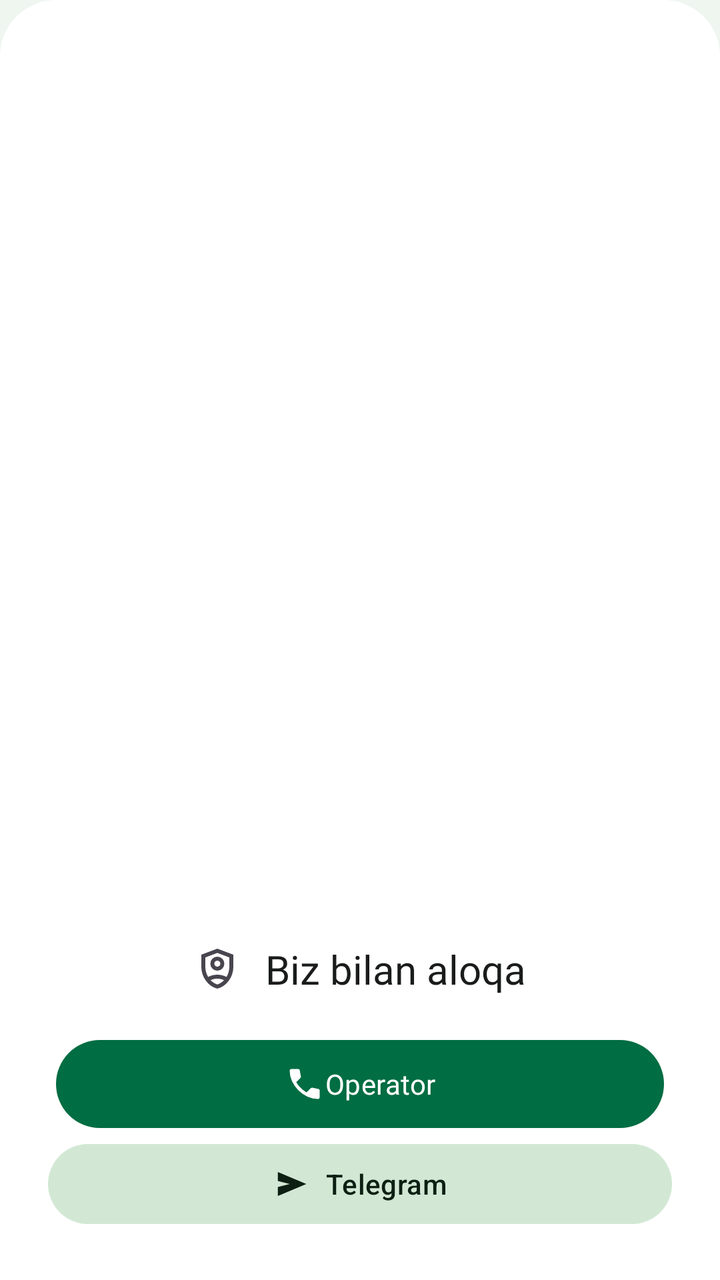
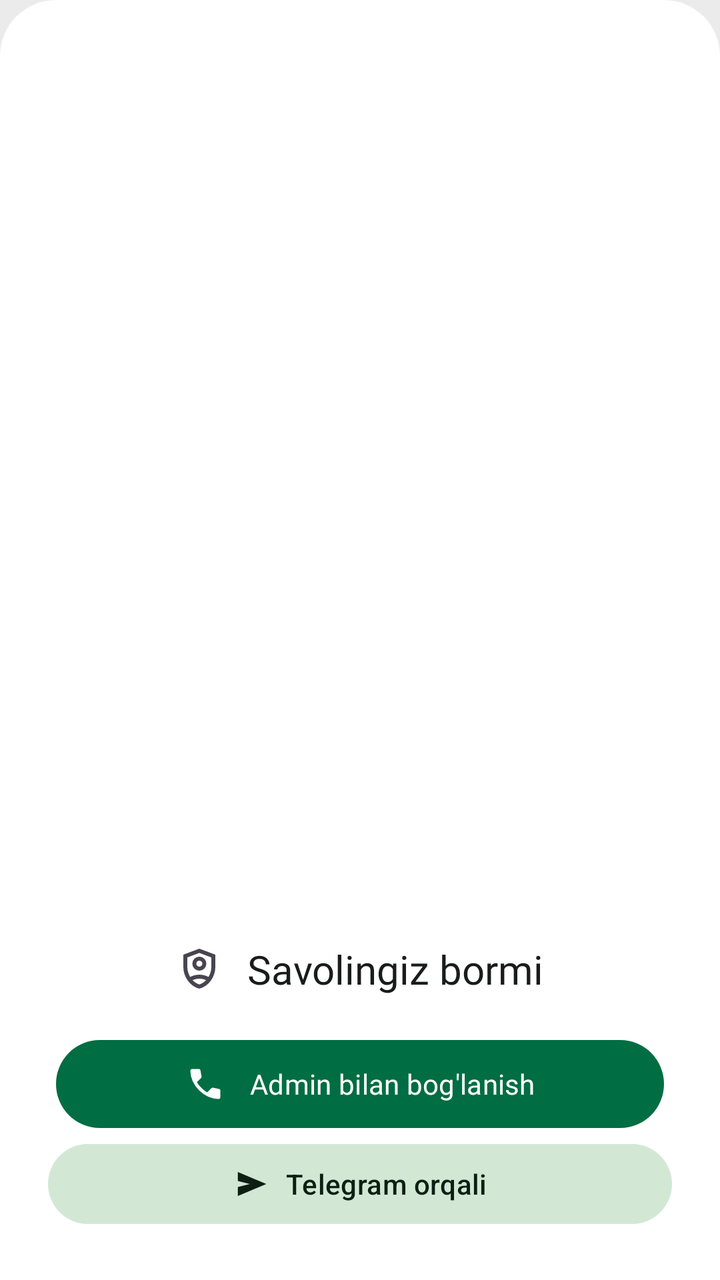

Before-and-after screenshots of an Android layout around one commit, followed by the original layout XML and the change that was made.
<!-- AndroidManifest.xml: application theme Theme.Ozamiz -->
<!-- res/layout/support_sheet.xml -->
<?xml version="1.0" encoding="utf-8"?>
<layout xmlns:android="http://schemas.android.com/apk/res/android"
    xmlns:app="http://schemas.android.com/apk/res-auto">

    <data>

    </data>

    <androidx.constraintlayout.widget.ConstraintLayout
        android:layout_width="match_parent"
        android:background="@drawable/bg_bottom_sheet_top_rounded"
        android:backgroundTint="?colorSurfaceContainerLowest"
        android:layout_height="wrap_content">

        <LinearLayout
            android:id="@+id/phone_View"
            android:layout_width="match_parent"
            android:layout_height="wrap_content"
            android:orientation="vertical"
            android:paddingHorizontal="@dimen/dimen_24"
            android:paddingVertical="@dimen/dimen_24"
            android:clipToPadding="false"
            app:layout_constraintBottom_toBottomOf="parent"
            app:layout_constraintEnd_toEndOf="parent"
            app:layout_constraintStart_toStartOf="parent">

            <TextView
                android:id="@+id/boglanish"
                android:layout_width="wrap_content"
                android:layout_height="wrap_content"
                android:text="Biz bilan aloqa"
                android:drawableStart="@drawable/admin_ic"
                android:drawablePadding="@dimen/dimen_12"
                android:layout_gravity="center_horizontal"
                style="@style/Title2_20"
                android:layout_marginBottom="@dimen/dimen_18"
                android:textColor="?colorOnSurface" />

            <com.google.android.material.button.MaterialButton
                android:id="@+id/callview"
                style="@style/FilledButton"
                android:layout_width="match_parent"
                android:layout_height="wrap_content"
                android:layout_gravity="center"
                android:text="@string/operator"
                android:padding="@dimen/dimen_12"
                app:icon="@drawable/call_ic"
                app:iconGravity="textStart"
                app:tint="@color/white" />

            <com.google.android.material.button.MaterialButton
                android:id="@+id/request_button"
                android:layout_width="match_parent"
                android:layout_height="wrap_content"
                android:drawableTint="@color/white"
                android:text="Telegram"
                style="@style/Widget.Material3.Button.TonalButton"
                app:icon="@drawable/telegram_ic"
                app:iconGravity="textStart" />

        </LinearLayout>
    </androidx.constraintlayout.widget.ConstraintLayout>
</layout>
<!-- resources referenced by this layout -->
<resources>
  <color name="white">#FFFFFFFF</color>
  <dimen name="dimen_12">12dp</dimen>
  <dimen name="dimen_18">18dp</dimen>
  <dimen name="dimen_24">24dp</dimen>
  <string name="operator">Operator</string>
  <style name="Base.Ozamiz" parent="Theme.Material3.Light.NoActionBar">
          
          <item name="backgroundColor">@color/md_theme_light_surfaceContainer</item>
          <item name="android:windowBackground">@color/md_theme_light_surfaceContainer</item>
          <item name="android:statusBarColor">@color/md_theme_light_surfaceContainer</item>
          <item name="android:windowLightStatusBar">true</item>
  
          
          <item name="colorPrimary">@color/md_theme_light_primary</item>
          <item name="colorOnPrimary">@color/md_theme_light_onPrimary</item>
          <item name="colorPrimaryContainer">@color/md_theme_light_primaryContainer</item>
          <item name="colorOnPrimaryContainer">@color/md_theme_light_onPrimaryContainer</item>
  
          
          <item name="colorSecondary">@color/md_theme_light_secondary</item>
          <item name="colorOnSecondary">@color/md_theme_light_onSecondary</item>
          <item name="colorSecondaryContainer">@color/md_theme_light_secondaryContainer</item>
          <item name="colorOnSecondaryContainer">@color/md_theme_light_onSecondaryContainer</item>
  
          
          <item name="colorTertiary">@color/md_theme_light_tertiary</item>
          <item name="colorOnTertiary">@color/md_theme_light_onTertiary</item>
          <item name="colorTertiaryContainer">@color/md_theme_light_tertiaryContainer</item>
          <item name="colorOnTertiaryContainer">@color/md_theme_light_onTertiaryContainer</item>
  
          
          <item name="colorError">@color/md_theme_light_error</item>
          <item name="colorOnError">@color/md_theme_light_onError</item>
          <item name="colorErrorContainer">@color/md_theme_light_errorContainer</item>
          <item name="colorOnErrorContainer">@color/md_theme_light_onErrorContainer</item>
  
          
          <item name="colorSurface">@color/md_theme_light_surface</item>
          <item name="colorOnSurface">@color/md_theme_light_onSurface</item>
          <item name="colorSurfaceVariant">@color/md_theme_light_surfaceVariant</item>
          <item name="colorOnSurfaceVariant">@color/md_theme_light_onSurfaceVariant</item>
          <item name="colorOutline">@color/md_theme_light_outline</item>
          <item name="colorOutlineVariant">#C2C8C2</item>
  
          
          <item name="colorSurfaceContainerLowest">@color/md_theme_light_surfaceContainerLowest</item>
          <item name="colorSurfaceContainerLow">@color/md_theme_light_surfaceContainerLow</item>
          <item name="colorSurfaceContainer">@color/md_theme_light_surfaceContainer</item>
          <item name="colorSurfaceContainerHigh">@color/md_theme_light_surfaceContainerHigh</item>
          <item name="colorSurfaceContainerHighest">@color/md_theme_light_surfaceContainerHighest</item>
  
          
          <item name="colorSurfaceInverse">#2E312F</item>
          <item name="colorOnSurfaceInverse">#F0F5F1</item>
  
          
          <item name="contentScrim">#000000</item>
          <item name="android:shadowColor">#006D42</item>
  
          
          <item name="customGreen">#006D42</item>
          <item name="customYellow">#FFB116</item>
      </style>
  <color name="md_theme_light_surfaceContainer">#EFF5EF</color>
  <color name="md_theme_light_primary">#006D42</color>
  <color name="md_theme_light_tertiary">#3A646F</color>
  <color name="md_theme_light_error">#BA1A1A</color>
  <color name="md_theme_light_onError">#FFFFFF</color>
  <color name="md_theme_light_surface">#FBFDF9</color>
  <color name="md_theme_light_onSurface">#191C1A</color>
  <color name="md_theme_light_onSurfaceVariant">#404943</color>
  <color name="md_theme_light_outline">#707973</color>
  <color name="md_theme_light_surfaceContainerLow">#F5FBF5</color>
  <color name="md_theme_light_surfaceContainerHigh">#E9EFE9</color>
  <color name="md_theme_light_surfaceContainerHighest">#E3E9E3</color>
  <!-- unchanged entries left out for length: 21 -->
</resources>

<!-- the commit's change to res/layout/support_sheet.xml (unified diff, before → after) -->
@@ -28,7 +28,7 @@
                 android:id="@+id/boglanish"
                 android:layout_width="wrap_content"
                 android:layout_height="wrap_content"
-                android:text="Biz bilan aloqa"
+                android:text="@string/help_and_support"
                 android:drawableStart="@drawable/admin_ic"
                 android:drawablePadding="@dimen/dimen_12"
                 android:layout_gravity="center_horizontal"
@@ -42,6 +42,7 @@
                 android:layout_width="match_parent"
                 android:layout_height="wrap_content"
                 android:layout_gravity="center"
+                app:iconPadding="12dp"
                 android:text="@string/operator"
                 android:padding="@dimen/dimen_12"
                 app:icon="@drawable/call_ic"
@@ -53,7 +54,7 @@
                 android:layout_width="match_parent"
                 android:layout_height="wrap_content"
                 android:drawableTint="@color/white"
-                android:text="Telegram"
+                android:text="Telegram orqali"
                 style="@style/Widget.Material3.Button.TonalButton"
                 app:icon="@drawable/telegram_ic"
                 app:iconGravity="textStart" />
<!-- resource entries referenced after the edit -->
@@ -4,7 +4,8 @@
   <dimen name="dimen_12">12dp</dimen>
   <dimen name="dimen_18">18dp</dimen>
   <dimen name="dimen_24">24dp</dimen>
-  <string name="operator">Operator</string>
+  <string name="help_and_support">Savolingiz bormi</string>
+  <string name="operator">Admin bilan bog\'lanish</string>
   <style name="Base.Ozamiz" parent="Theme.Material3.Light.NoActionBar">
           
           <item name="backgroundColor">@color/md_theme_light_surfaceContainer</item>
@@ -36,11 +37,10 @@
           <item name="colorErrorContainer">@color/md_theme_light_errorContainer</item>
           <item name="colorOnErrorContainer">@color/md_theme_light_onErrorContainer</item>
   
-          
           <item name="colorSurface">@color/md_theme_light_surface</item>
           <item name="colorOnSurface">@color/md_theme_light_onSurface</item>
           <item name="colorSurfaceVariant">@color/md_theme_light_surfaceVariant</item>
-          <item name="colorOnSurfaceVariant">@color/md_theme_light_onSurfaceVariant</item>
+          <item name="colorOnSurfaceVariant">#6D6D6D</item>
           <item name="colorOutline">@color/md_theme_light_outline</item>
           <item name="colorOutlineVariant">#C2C8C2</item>
   
@@ -63,18 +63,17 @@
           <item name="customGreen">#006D42</item>
           <item name="customYellow">#FFB116</item>
       </style>
-  <color name="md_theme_light_surfaceContainer">#EFF5EF</color>
+  <color name="md_theme_light_surfaceContainer">#EBEBEB</color>
   <color name="md_theme_light_primary">#006D42</color>
   <color name="md_theme_light_tertiary">#3A646F</color>
   <color name="md_theme_light_error">#BA1A1A</color>
   <color name="md_theme_light_onError">#FFFFFF</color>
   <color name="md_theme_light_surface">#FBFDF9</color>
   <color name="md_theme_light_onSurface">#191C1A</color>
-  <color name="md_theme_light_onSurfaceVariant">#404943</color>
   <color name="md_theme_light_outline">#707973</color>
-  <color name="md_theme_light_surfaceContainerLow">#F5FBF5</color>
-  <color name="md_theme_light_surfaceContainerHigh">#E9EFE9</color>
-  <color name="md_theme_light_surfaceContainerHighest">#E3E9E3</color>
+  <color name="md_theme_light_surfaceContainerLow">#F8F8F8</color>
+  <color name="md_theme_light_surfaceContainerHigh">#F1F1F1</color>
+  <color name="md_theme_light_surfaceContainerHighest">#E6E6E6</color>
   <!-- unchanged entries left out for length: 21 -->
 </resources>
 
